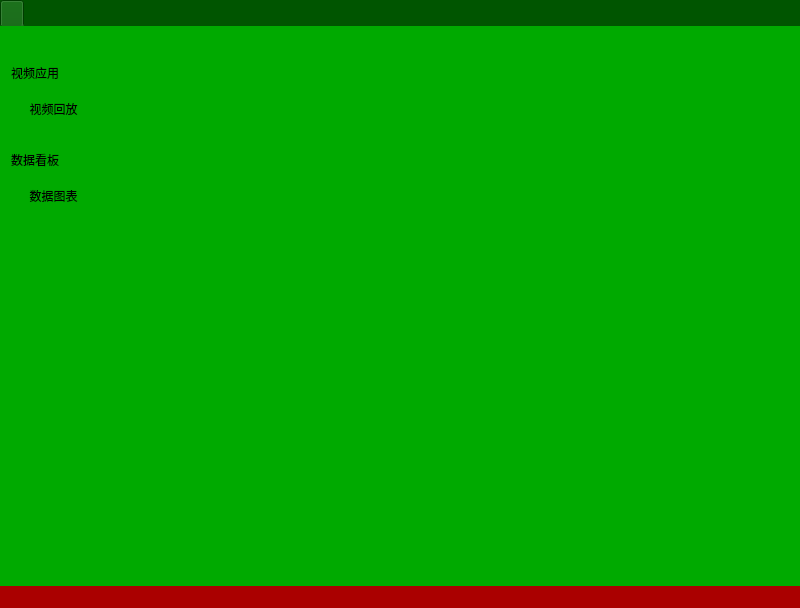
imtangsheng/QtClient, file QtClient/mainwindow.ui: the form before one commit.
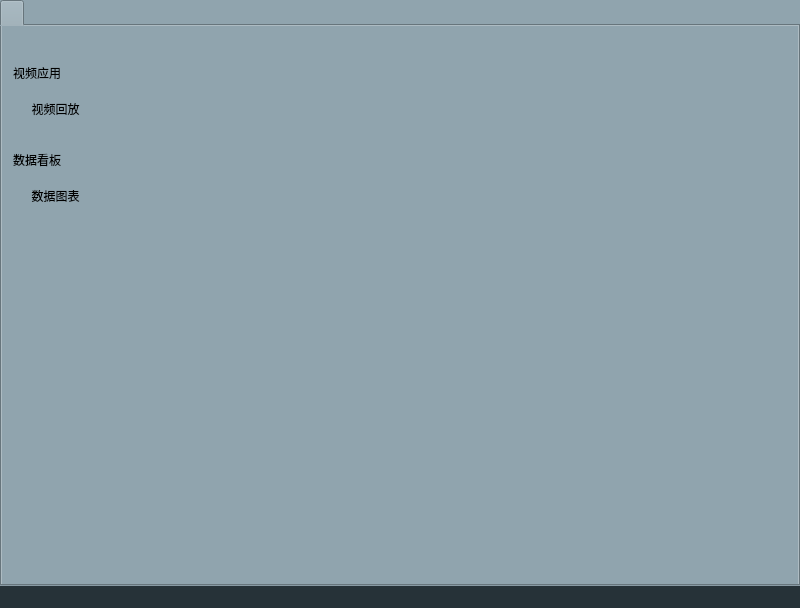
The form after the commit. Icons and pictures are not drawn.

Patch:
```diff
--- a/QtClient/mainwindow.ui
+++ b/QtClient/mainwindow.ui
@@ -63,10 +63,10 @@
    <string>MianWindow客户端</string>
   </property>
   <property name="autoFillBackground">
-   <bool>true</bool>
+   <bool>false</bool>
   </property>
   <property name="styleSheet">
-   <string notr="true">background-color: rgb(170, 0, 0);</string>
+   <string notr="true">background-color: rgb(38, 50, 56);</string>
   </property>
   <property name="inputMethodHints">
    <set>Qt::ImhNone</set>
@@ -88,7 +88,7 @@
     <bool>false</bool>
    </property>
    <property name="styleSheet">
-    <string notr="true">background-color: rgb(0, 85, 0);</string>
+    <string notr="true">background-color: rgb(144, 164, 174);</string>
    </property>
    <layout class="QVBoxLayout" name="verticalLayout_2">
     <property name="spacing">
@@ -121,7 +121,8 @@
        <bool>false</bool>
       </property>
       <property name="styleSheet">
-       <string notr="true">QTabWidget::pane { border: 0; }</string>
+       <string notr="true">QTabWidget::pane { border: 0; };
+background-color:transparent;</string>
       </property>
       <property name="currentIndex">
        <number>0</number>
@@ -131,7 +132,7 @@
       </property>
       <widget class="QWidget" name="tab_main">
        <property name="styleSheet">
-        <string notr="true">background-color: rgb(0, 170, 0);</string>
+        <string notr="true">background-color:transparent;</string>
        </property>
        <attribute name="icon">
         <iconset resource="resource.qrc">
```
